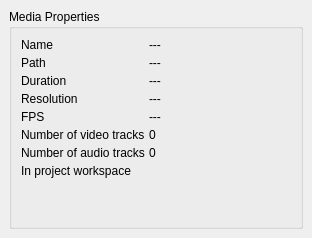
Above: src/Gui/media/ui/ClipMetadataDisplayer.ui from luyikei/VLMC before the change. Below: the same form after it.
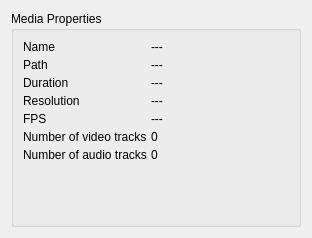
That is the form after the change. Custom widgets are drawn as their Qt base class.

The edit to the form file:
```diff
--- a/src/Gui/media/ui/ClipMetadataDisplayer.ui
+++ b/src/Gui/media/ui/ClipMetadataDisplayer.ui
@@ -14,12 +14,6 @@
    <string>Form</string>
   </property>
   <layout class="QGridLayout" name="gridLayout">
-   <property name="margin">
-    <number>9</number>
-   </property>
-   <property name="spacing">
-    <number>6</number>
-   </property>
    <item row="0" column="0">
     <widget class="QGroupBox" name="groupBox">
      <property name="sizePolicy">
@@ -32,15 +26,15 @@
       <string>Media Properties</string>
      </property>
      <layout class="QFormLayout" name="formLayout">
+      <property name="fieldGrowthPolicy">
+       <enum>QFormLayout::FieldsStayAtSizeHint</enum>
+      </property>
       <property name="horizontalSpacing">
        <number>4</number>
       </property>
       <property name="verticalSpacing">
        <number>4</number>
       </property>
-      <property name="margin">
-       <number>9</number>
-      </property>
       <item row="0" column="0">
        <widget class="QLabel" name="nameLabel">
         <property name="sizePolicy">
@@ -257,20 +251,6 @@
        </widget>
       </item>
       <item row="7" column="0">
-       <widget class="QLabel" name="inProjectWorkspaceLabel">
-        <property name="text">
-         <string>In project workspace</string>
-        </property>
-       </widget>
-      </item>
-      <item row="7" column="1">
-       <widget class="QLabel" name="inProjectWorkspaceValueLabel">
-        <property name="text">
-         <string/>
-        </property>
-       </widget>
-      </item>
-      <item row="8" column="0">
        <spacer name="verticalSpacer">
         <property name="orientation">
          <enum>Qt::Vertical</enum>
```
